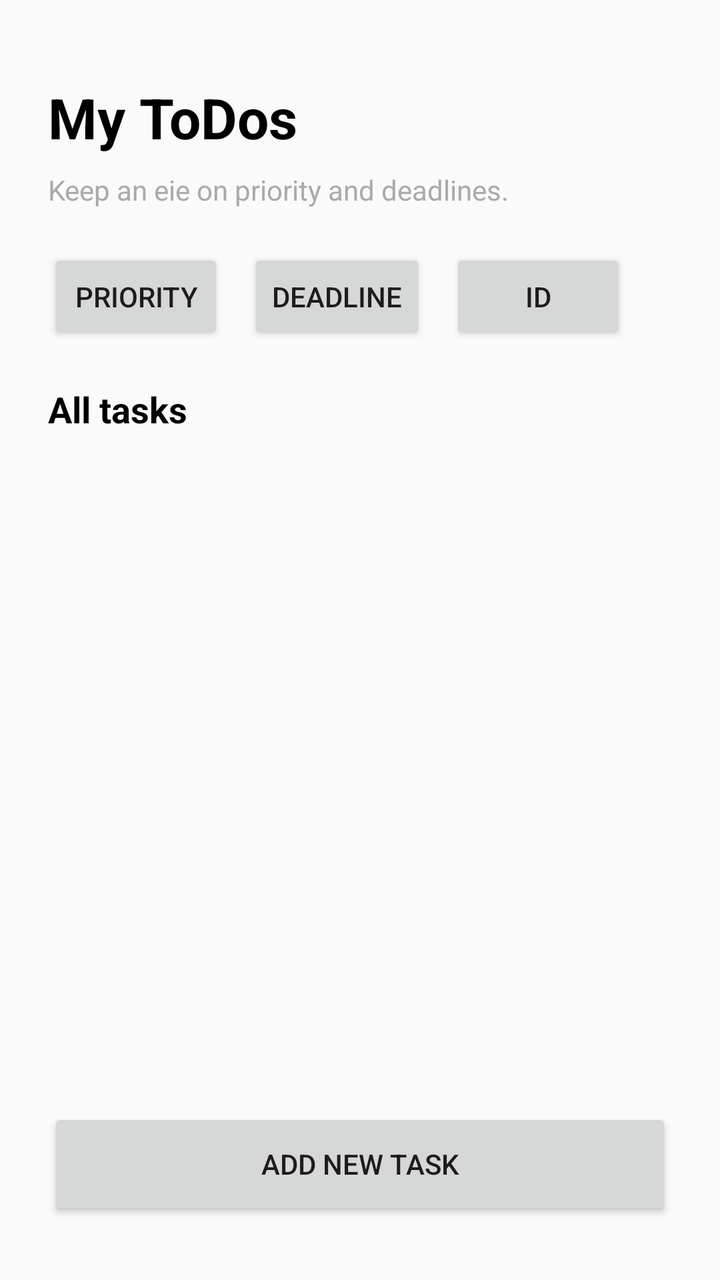
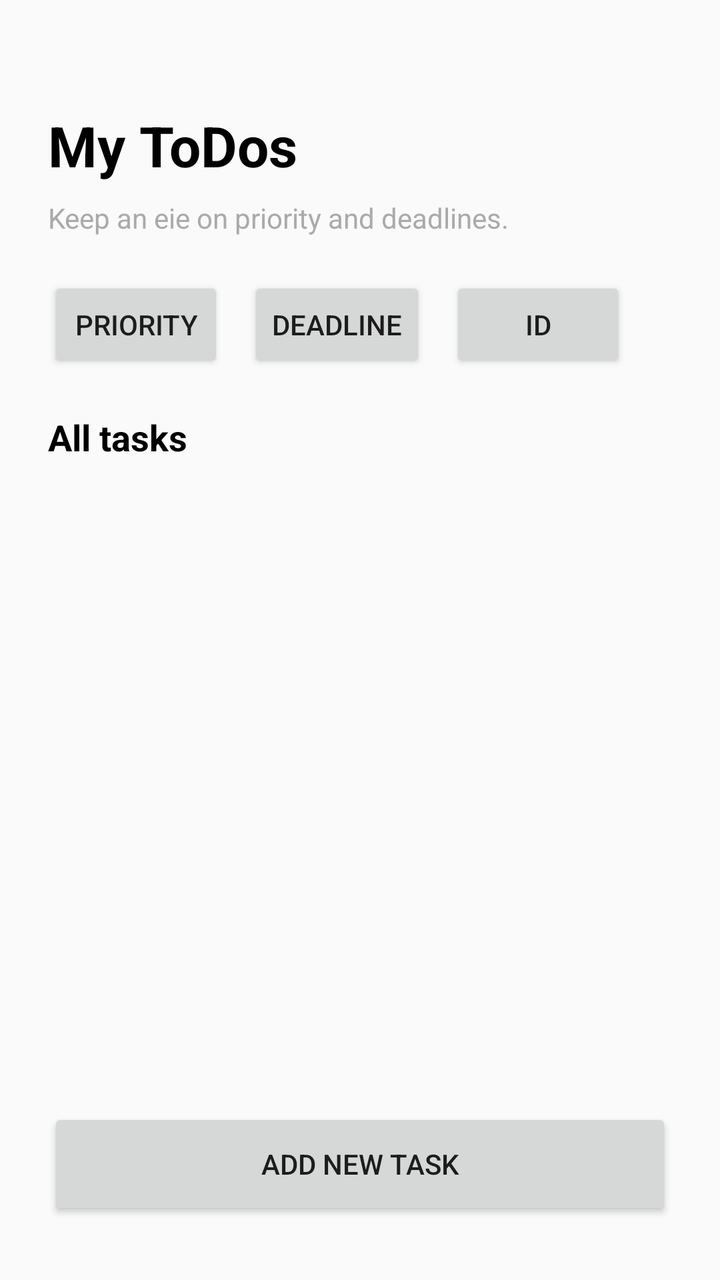

Screens rendered from an Android XML layout before and after an edit, with the pre-edit source and the edit as a unified diff.
<!-- AndroidManifest.xml: activity theme Theme.Mobsysteme2 -->
<!-- res/layout/activity_main.xml -->
<?xml version="1.0" encoding="utf-8"?>
<androidx.constraintlayout.widget.ConstraintLayout
    xmlns:android="http://schemas.android.com/apk/res/android"
    xmlns:app="http://schemas.android.com/apk/res-auto"
    xmlns:tools="http://schemas.android.com/tools"
    android:id="@+id/main"
    android:layout_width="match_parent"
    android:layout_height="match_parent"
    tools:context=".MainActivity">

    <LinearLayout
        android:id="@+id/headerContainer"
        android:layout_width="0dp"
        android:layout_height="wrap_content"
        android:layout_marginStart="24dp"
        android:layout_marginTop="40dp"
        android:layout_marginEnd="24dp"
        android:orientation="vertical"
        app:layout_constraintEnd_toEndOf="parent"
        app:layout_constraintStart_toStartOf="parent"
        app:layout_constraintTop_toTopOf="parent">

        <TextView
            android:id="@+id/tvMainHeadline"
            android:layout_width="match_parent"
            android:layout_height="wrap_content"
            android:text="My ToDos"
            android:textColor="@android:color/black"
            android:textSize="28sp"
            android:textStyle="bold" />

        <TextView
            android:id="@+id/tvMainSubtitle"
            android:layout_width="match_parent"
            android:layout_height="wrap_content"
            android:layout_marginTop="8dp"
            android:text="Keep an eie on priority and deadlines."
            android:textColor="@android:color/darker_gray"
            android:textSize="14sp" />
    </LinearLayout>

    <HorizontalScrollView
        android:id="@+id/filterScroll"
        android:layout_width="0dp"
        android:layout_height="wrap_content"
        android:layout_marginStart="24dp"
        android:layout_marginTop="20dp"
        android:layout_marginEnd="24dp"
        android:scrollbars="none"
        app:layout_constraintEnd_toEndOf="parent"
        app:layout_constraintStart_toStartOf="parent"
        app:layout_constraintTop_toBottomOf="@id/headerContainer">

        <LinearLayout
            android:id="@+id/filterContainer"
            android:layout_width="wrap_content"
            android:layout_height="wrap_content"
            android:orientation="horizontal">

            <Button
                android:id="@+id/btnSortPriority"
                android:layout_width="wrap_content"
                android:layout_height="wrap_content"
                android:text="Priority" />

            <Button
                android:id="@+id/btnSortDeadline"
                android:layout_width="wrap_content"
                android:layout_height="wrap_content"
                android:layout_marginStart="12dp"
                android:text="Deadline" />

            <Button
                android:id="@+id/btnSortId"
                android:layout_width="wrap_content"
                android:layout_height="wrap_content"
                android:layout_marginStart="12dp"
                android:text="ID" />
        </LinearLayout>
    </HorizontalScrollView>

    <TextView
        android:id="@+id/tvSectionLabel"
        android:layout_width="0dp"
        android:layout_height="wrap_content"
        android:layout_marginStart="24dp"
        android:layout_marginTop="20dp"
        android:layout_marginEnd="24dp"
        android:text="All tasks"
        android:textColor="@android:color/black"
        android:textSize="18sp"
        android:textStyle="bold"
        app:layout_constraintEnd_toEndOf="parent"
        app:layout_constraintStart_toStartOf="parent"
        app:layout_constraintTop_toBottomOf="@id/filterScroll" />

    <androidx.recyclerview.widget.RecyclerView
        android:id="@+id/rvTodos"
        android:layout_width="0dp"
        android:layout_height="0dp"
        android:layout_marginStart="24dp"
        android:layout_marginTop="12dp"
        android:layout_marginEnd="24dp"
        android:layout_marginBottom="24dp"
        android:clipToPadding="false"
        android:paddingBottom="88dp"
        tools:itemCount="4"
        tools:listitem="@android:layout/simple_list_item_2"
        app:layout_constraintBottom_toTopOf="@id/btnAddTodo"
        app:layout_constraintEnd_toEndOf="parent"
        app:layout_constraintStart_toStartOf="parent"
        app:layout_constraintTop_toBottomOf="@id/tvSectionLabel" />

    <TextView
        android:id="@+id/tvEmptyState"
        android:layout_width="0dp"
        android:layout_height="wrap_content"
        android:layout_marginStart="32dp"
        android:layout_marginEnd="32dp"
        android:gravity="center"
        android:text="There are no task yet"
        android:textColor="@android:color/darker_gray"
        android:textSize="16sp"
        android:visibility="gone"
        app:layout_constraintBottom_toBottomOf="@id/rvTodos"
        app:layout_constraintEnd_toEndOf="@id/rvTodos"
        app:layout_constraintStart_toStartOf="@id/rvTodos"
        app:layout_constraintTop_toTopOf="@id/rvTodos"
        tools:visibility="visible" />

    <Button
        android:id="@+id/btnAddTodo"
        android:layout_width="0dp"
        android:layout_height="wrap_content"
        android:layout_marginStart="24dp"
        android:layout_marginEnd="24dp"
        android:layout_marginBottom="30dp"
        android:minHeight="56dp"
        android:text="Add new Task"
        app:layout_constraintBottom_toBottomOf="parent"
        app:layout_constraintEnd_toEndOf="parent"
        app:layout_constraintStart_toStartOf="parent" />

</androidx.constraintlayout.widget.ConstraintLayout>
<!-- resources referenced by this layout -->
<resources>
  <style name="Theme.Mobsysteme2" parent="Theme.AppCompat.DayNight.NoActionBar" />
</resources>

<!-- the commit's change to res/layout/activity_main.xml (unified diff, before → after) -->
@@ -13,7 +13,7 @@
         android:layout_width="0dp"
         android:layout_height="wrap_content"
         android:layout_marginStart="24dp"
-        android:layout_marginTop="40dp"
+        android:layout_marginTop="24dp"
         android:layout_marginEnd="24dp"
         android:orientation="vertical"
         app:layout_constraintEnd_toEndOf="parent"
@@ -27,7 +27,8 @@
             android:text="My ToDos"
             android:textColor="@android:color/black"
             android:textSize="28sp"
-            android:textStyle="bold" />
+            android:textStyle="bold"
+            android:layout_marginTop="30dp"/>
 
         <TextView
             android:id="@+id/tvMainSubtitle"
